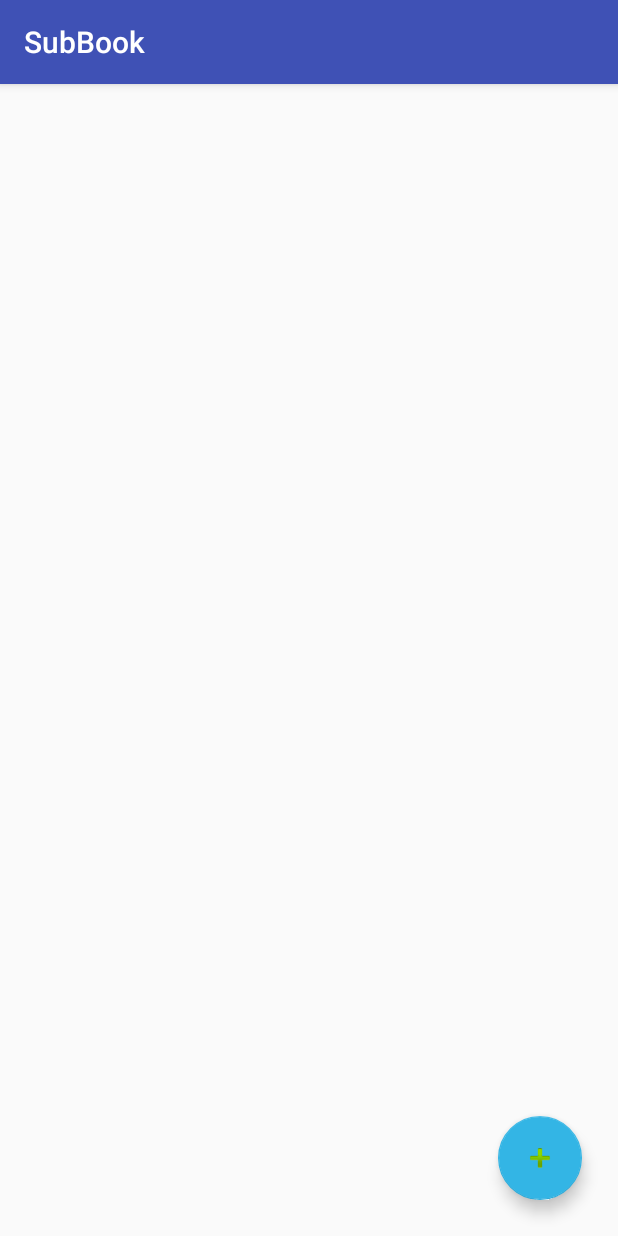
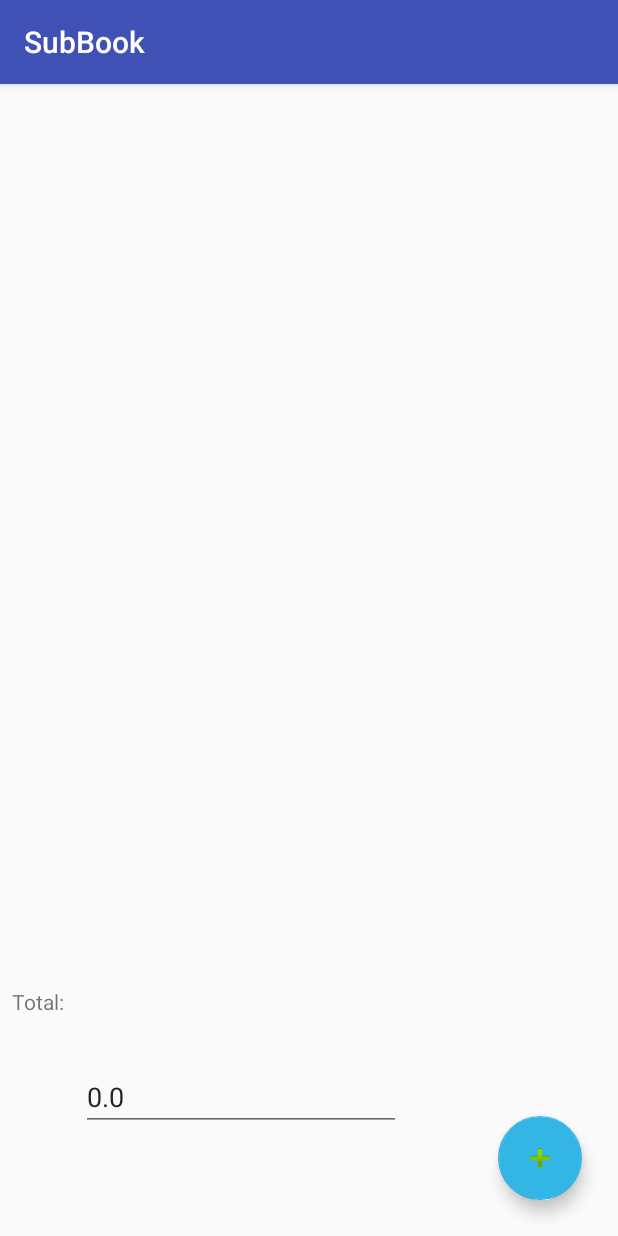
Before and after one commit to FlamingLobster/mtang3-SubBook, an Android app: the screen it shows after launch (MainActivity), on a phone screen of 412 x 824 dp. Run offline under Robolectric (Android 15) with nearby library versions, the phone set to English and light mode, and no system bars.

Commit message:
added total

```diff
--- a/app/src/main/java/com/example/subbook/MainActivity.java
+++ b/app/src/main/java/com/example/subbook/MainActivity.java
@@ -6,19 +6,8 @@ import android.support.design.widget.FloatingActionButton;
 import android.support.v7.app.AppCompatActivity;
 import android.view.View;
 import android.widget.AdapterView;
-import android.widget.ArrayAdapter;
+import android.widget.EditText;
 import android.widget.ListView;
-import android.widget.Toast;
-
-import com.google.gson.Gson;
-import com.google.gson.reflect.TypeToken;
-
-import java.io.BufferedReader;
-import java.io.FileInputStream;
-import java.io.FileNotFoundException;
-import java.io.InputStreamReader;
-import java.lang.reflect.Type;
-import java.util.ArrayList;
 
 
 public class MainActivity extends AppCompatActivity {
@@ -26,6 +15,7 @@ public class MainActivity extends AppCompatActivity {
     private ListView subDisplay;
     private SubBook subBook;
     private SubDisplayAdapter adapter;
+    private EditText total;
 
     @Override
     public void onCreate(Bundle savedInstanceState) {
@@ -33,6 +23,7 @@ public class MainActivity extends AppCompatActivity {
         setContentView(R.layout.activity_main);
 
         subBook = new SubBook();
+        total = findViewById(R.id.totalDisplay);
         subDisplay = findViewById(R.id.subList);
         subDisplay.setOnItemClickListener(new AdapterView.OnItemClickListener() {
             @Override
@@ -61,10 +52,12 @@ public class MainActivity extends AppCompatActivity {
         adapter = new SubDisplayAdapter(this, R.layout.subscription_display_layout, subBook.getBook());
         subDisplay.setAdapter(adapter);
         adapter.notifyDataSetChanged();
+        total.setText(String.valueOf(subBook.getTotalCharge()));
     }
 
     public void onResume() {
         super.onResume();
         adapter.notifyDataSetChanged();
+        total.setText(String.valueOf(subBook.getTotalCharge()));
     }
 }
--- a/app/src/main/java/com/example/subbook/SubBook.java
+++ b/app/src/main/java/com/example/subbook/SubBook.java
@@ -24,7 +24,7 @@ import java.util.ArrayList;
 public class SubBook implements Serializable{
     private ArrayList<Subscription> subBook;
     private static final String FILENAME = "data.sav";
-
+    private float totalCharge;
 
     public SubBook(){
         subBook = new ArrayList<>();
@@ -32,6 +32,7 @@ public class SubBook implements Serializable{
 
     public void add(Subscription subscription){
         subBook.add(subscription);
+        totalCharge += Float.parseFloat(subscription.getCharge());
     }
 
     public void remove(int index){
@@ -48,6 +49,10 @@ public class SubBook implements Serializable{
 
     public ArrayList<Subscription> getBook() {
         return subBook;
+    }
+
+    public float getTotalCharge(){
+        return totalCharge;
     }
 
     public void saveFile(Context context) {
@@ -75,8 +80,16 @@ public class SubBook implements Serializable{
             Type subToken = new TypeToken<ArrayList<Subscription>>(){}.getType();
             subBook = gson.fromJson(in, subToken);
 
+            calculateTotal();
         } catch (FileNotFoundException e) {
             subBook = new ArrayList<Subscription>();
         }
     }
+
+    private void calculateTotal() {
+        totalCharge = 0;
+        for(Subscription subscription : subBook) {
+            totalCharge += Float.parseFloat(subscription.getCharge());
+        }
+    }
 }
--- a/app/src/main/java/com/example/subbook/Subscription.java
+++ b/app/src/main/java/com/example/subbook/Subscription.java
@@ -1,9 +1,6 @@
 package com.example.subbook;
 
-import android.widget.EditText;
-
 import java.io.Serializable;
-import java.sql.Date;
 
 /**
  * Created by Michael on 1/25/2018.
--- a/app/src/main/res/layout/activity_main.xml
+++ b/app/src/main/res/layout/activity_main.xml
@@ -10,7 +10,7 @@
         android:id="@+id/subList"
         android:layout_width="368dp"
         android:layout_height="495dp"
-        android:layout_marginBottom="8dp"
+        android:layout_marginBottom="100dp"
         android:layout_marginEnd="8dp"
         android:layout_marginStart="8dp"
         android:layout_marginTop="8dp"
@@ -31,4 +31,30 @@
         app:layout_constraintRight_toRightOf="parent"
         app:rippleColor="@android:color/background_light"
         app:srcCompat="@android:drawable/ic_input_add" />
+
+    <TextView
+        android:id="@+id/total"
+        android:layout_width="wrap_content"
+        android:layout_height="wrap_content"
+        android:layout_marginStart="8dp"
+        android:layout_marginTop="16dp"
+        android:text="Total: "
+        app:layout_constraintStart_toStartOf="parent"
+        app:layout_constraintTop_toBottomOf="@+id/subList" />
+
+    <EditText
+        android:id="@+id/totalDisplay"
+        android:layout_width="wrap_content"
+        android:layout_height="41dp"
+        android:layout_marginBottom="8dp"
+        android:layout_marginStart="8dp"
+        android:layout_marginTop="8dp"
+        android:clickable="false"
+        android:editable="false"
+        android:ems="10"
+        android:focusable="false"
+        android:text=""
+        app:layout_constraintBottom_toBottomOf="parent"
+        app:layout_constraintStart_toEndOf="@+id/total"
+        app:layout_constraintTop_toBottomOf="@+id/subList" />
 </android.support.constraint.ConstraintLayout>
--- a/app/src/main/res/layout/new_layout.xml
+++ b/app/src/main/res/layout/new_layout.xml
@@ -74,7 +74,7 @@
         android:layout_width="352dp"
         android:layout_height="48dp"
         android:layout_marginBottom="200dp"
-        android:text="Save"
+        android:text="Save/Back"
         app:layout_constraintBottom_toBottomOf="parent"
         app:layout_constraintEnd_toEndOf="parent"
         app:layout_constraintHorizontal_bias="0.5"
```
Also changed, not shown: app/src/main/java/com/example/subbook/NewEntry.java (+1 -14 lines), app/src/main/java/com/example/subbook/SubDisplayAdapter.java (+11 -16 lines).
